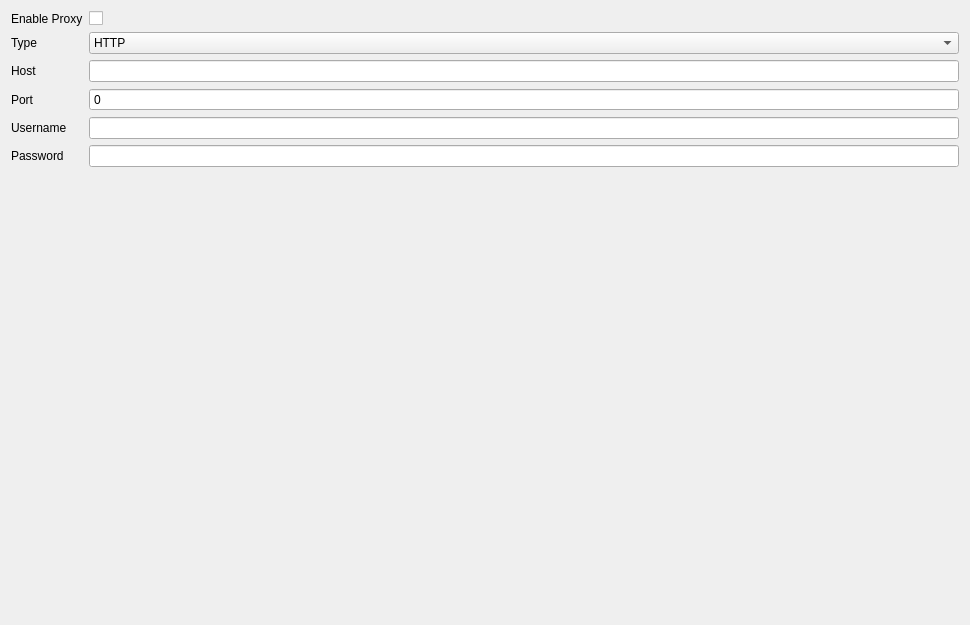
The window that src/ui/settings/NetworkSettingsWidget.ui (Komet/MediaElch) describes before a commit, drawn with Qt 5.
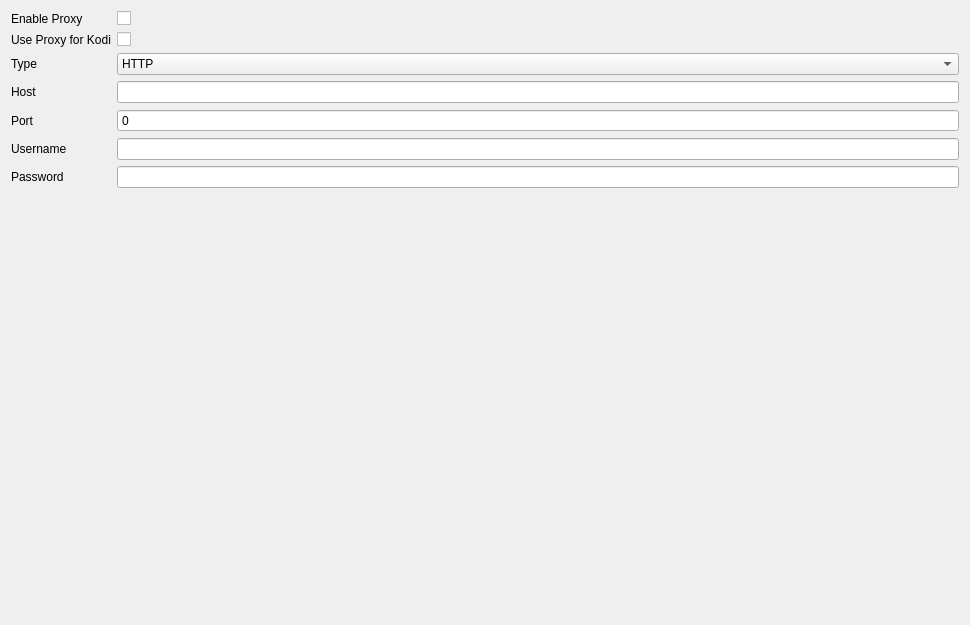
The same window after the commit.

Commit message:
[NetworkSettings/KodiSync] Allow disabling proxy for Kodi sync
Default: Proxy disabled for Kodi, since it's most likely in the local
network.

```diff
--- a/src/ui/settings/NetworkSettingsWidget.ui
+++ b/src/ui/settings/NetworkSettingsWidget.ui
@@ -13,41 +13,41 @@
   <layout class="QVBoxLayout" name="verticalLayout_3">
    <item>
     <layout class="QFormLayout" name="formLayout_2">
-     <item row="3" column="0">
+     <item row="4" column="0">
       <widget class="QLabel" name="lblHost">
        <property name="text">
         <string>Host</string>
        </property>
       </widget>
      </item>
-     <item row="4" column="0">
+     <item row="5" column="0">
       <widget class="QLabel" name="lblPort">
        <property name="text">
         <string>Port</string>
        </property>
       </widget>
      </item>
-     <item row="5" column="0">
+     <item row="6" column="0">
       <widget class="QLabel" name="lblUsername">
        <property name="text">
         <string>Username</string>
        </property>
       </widget>
      </item>
-     <item row="6" column="0">
+     <item row="7" column="0">
       <widget class="QLabel" name="lblPassword">
        <property name="text">
         <string>Password</string>
        </property>
       </widget>
      </item>
-     <item row="3" column="1">
+     <item row="4" column="1">
       <widget class="QLineEdit" name="proxyHost"/>
      </item>
-     <item row="5" column="1">
-      <widget class="QLineEdit" name="proxyUsername"/>
-     </item>
      <item row="6" column="1">
+      <widget class="QLineEdit" name="proxyUsername"/>
+     </item>
+     <item row="7" column="1">
       <widget class="QLineEdit" name="proxyPassword">
        <property name="echoMode">
         <enum>QLineEdit::Password</enum>
@@ -71,14 +71,14 @@
        </property>
       </widget>
      </item>
-     <item row="2" column="0">
+     <item row="3" column="0">
       <widget class="QLabel" name="lblType">
        <property name="text">
         <string comment="Proxy Type">Type</string>
        </property>
       </widget>
      </item>
-     <item row="2" column="1">
+     <item row="3" column="1">
       <widget class="QComboBox" name="proxyType">
        <item>
         <property name="text">
@@ -92,7 +92,7 @@
        </item>
       </widget>
      </item>
-     <item row="4" column="1">
+     <item row="5" column="1">
       <widget class="QSpinBox" name="proxyPort">
        <property name="buttonSymbols">
         <enum>QAbstractSpinBox::NoButtons</enum>
@@ -102,6 +102,20 @@
        </property>
       </widget>
      </item>
+     <item row="2" column="1">
+      <widget class="QCheckBox" name="chkUseProxyForKodi">
+       <property name="text">
+        <string/>
+       </property>
+      </widget>
+     </item>
+     <item row="2" column="0">
+      <widget class="QLabel" name="lblUseProxyForKodi">
+       <property name="text">
+        <string>Use Proxy for Kodi</string>
+       </property>
+      </widget>
+     </item>
     </layout>
    </item>
   </layout>
```
Left out of the diff: 1 changed line with no effect on the pictures. The commit also changes 10 other files.
